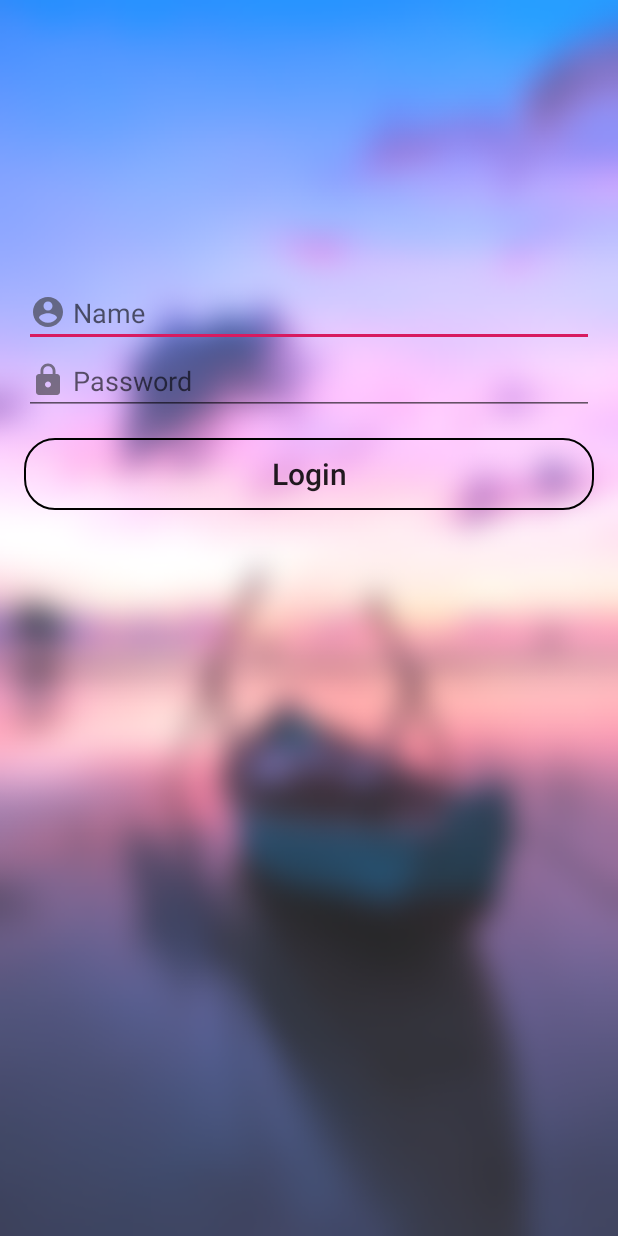
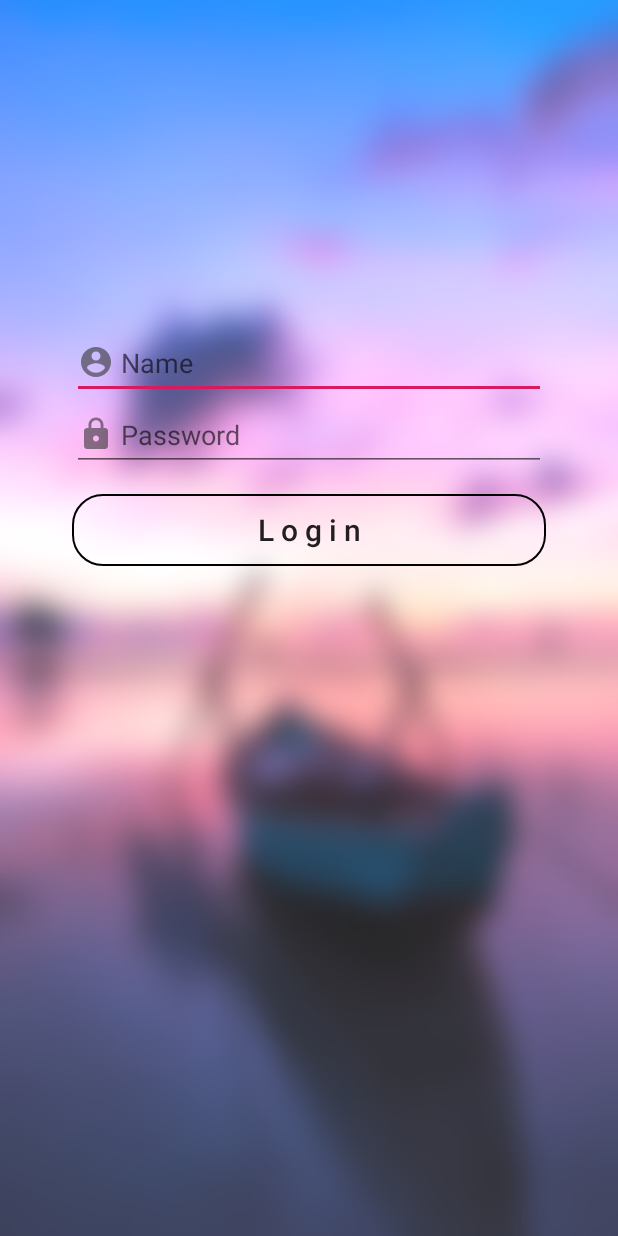
Before and after one commit to MenasheMtku/iStore, an Android app: the screen it shows after launch (MainActivity), on a phone screen of 412 x 824 dp. Run offline under Robolectric (Android 15) with nearby library versions, the phone set to English and light mode, and no system bars.

Commit message:
code clean up ..

```diff
--- a/app/src/main/res/layout/activity_main.xml
+++ b/app/src/main/res/layout/activity_main.xml
@@ -7,7 +7,7 @@
     tools:context=".MainActivity"
     android:orientation="vertical"
     android:layout_gravity="center"
-    android:padding="16dp"
+    android:padding="48dp"
     android:background="@drawable/boat_background"
     >
 
@@ -23,24 +23,25 @@
                     android:id="@+id/etName"
                     android:layout_width="match_parent"
                     android:layout_height="wrap_content"
+                    android:drawableLeft="@drawable/ic_user_name"
                     android:hint=" Name"
-                    android:drawableLeft="@drawable/ic_user_name"
                     android:inputType="textPersonName"
-                    />
+                    android:minHeight="48dp" />
 
                 <EditText
                     android:id="@+id/etPass"
                     android:layout_width="match_parent"
                     android:layout_height="wrap_content"
+                    android:drawableLeft="@drawable/ic_user_password"
                     android:hint=" Password"
-                    android:drawableLeft="@drawable/ic_user_password"
-                    android:inputType="textPassword" />
+                    android:inputType="textPassword"
+                    android:minHeight="48dp" />
                 <Button
                     android:id="@+id/button"
                     android:layout_width="match_parent"
                     android:layout_height="wrap_content"
                     android:onClick="check"
-                    android:text="Login"
+                    android:text="L o g i n"
                     android:textSize="20sp"
                     android:layout_marginTop="15dp"
                     android:textAllCaps="false"
```
Also changed, not shown: app/src/main/java/com/example/istore/SK_Activities/AddProduct.java (+12 -40 lines), app/src/main/java/com/example/istore/Viewstock.java (+1 -165 lines).
